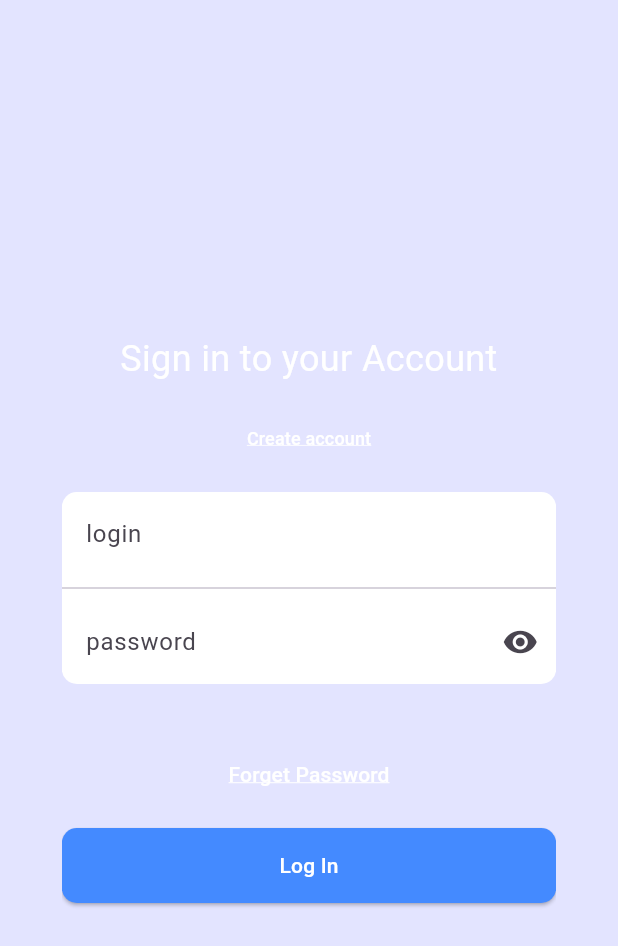
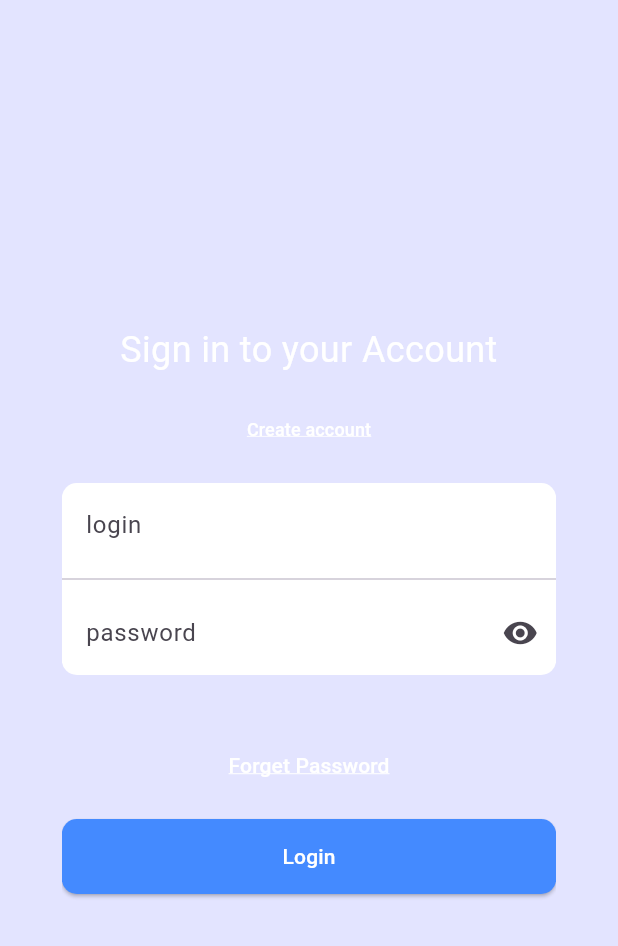
Before and after one commit to RbhbkK22/superAppFrontFL, a Flutter app: the screen it shows after launch, on a phone screen of 412 x 824 dp. Shown: the top 946 px of the screen. Run offline on Flutter 3.47's test engine with Material 3 defaults, Android fonts, the phone set to English and light mode, and no system bars; our stand-ins replace bloc, flutter_bloc, go_router, rxdart.

Commit message:
login-logic

```diff
--- /dev/null
+++ b/lib/core/repositoryes/auth_repo.dart
@@ -0,0 +1,15 @@
+import 'package:supper_app/core/models/user.dart';
+abstract class AuthRepo {
+
+  Future<User> login({required String login, required String password});
+}
+
+class AuthRepoImpl implements AuthRepo {
+
+  @override
+  Future<User> login({required String login, required String password}) async {
+    await Future.delayed(Duration(seconds: 2));
+    return User(id: '12', name: 'name', token: 'token');
+  }
+
+}
--- a/lib/core/routers.dart
+++ b/lib/core/routers.dart
@@ -1,5 +1,6 @@
 import 'package:go_router/go_router.dart';
 import 'package:supper_app/features/login/screens/login_screen.dart';
+import 'package:supper_app/features/summary/screens/summary.dart';
 import 'package:supper_app/layouts/login_layout.dart';
 
 GoRouter router = GoRouter(
@@ -12,14 +13,22 @@ GoRouter router = GoRouter(
   },
   routes: [
     ShellRoute(
-      builder: (context, state, child){
+      builder: (context, state, child) {
         return LoginLayout(child: child);
       },
-        routes: [
-      GoRoute(path: '/login',builder: (context, state){
-        return LoginScreen();
-      }
-      )
-    ])
+      routes: [
+        GoRoute(
+          path: '/login',
+          builder: (context, state) {
+            return LoginScreen();
+          },
+        ),
+      ],
+    ),
+    GoRoute(path: '/main',
+        builder: (context, state) {
+          return Summary();
+        }
+    )
   ],
 );
--- a/lib/features/login/bloc/auth_bloc.dart
+++ b/lib/features/login/bloc/auth_bloc.dart
@@ -1,10 +1,31 @@
+import 'dart:async';
+
 import 'package:supper_app/core/models/user.dart';
 import 'package:bloc/bloc.dart';
+import 'package:supper_app/core/repositoryes/auth_repo.dart';
 
 part 'auth_states.dart';
+
 part 'auth_event.dart';
 
-class AuthBloc extends Bloc<AuthEvent, AuthState>{
-  AuthBloc() : super(AuthInitial());
+class AuthBloc extends Bloc<AuthEvent, AuthState> {
+  final AuthRepo _authRepo;
 
+  AuthBloc(this._authRepo) : super(AuthInitial()) {
+    on<AuthLogIn>(_onAuthLogIn);
+  }
+
+  FutureOr<void> _onAuthLogIn(AuthLogIn event, Emitter<AuthState> emit) async {
+    emit(AuthInitial());
+    try {
+      emit(AuthLoading());
+      final user = await _authRepo.login(
+        login: event.email,
+        password: event.password,
+      );
+      emit(AuthSuccess(user));
+    } catch (error) {
+      emit(AuthFailure(error.toString()));
+    }
+  }
 }
--- a/lib/features/login/screens/login_screen.dart
+++ b/lib/features/login/screens/login_screen.dart
@@ -1,11 +1,23 @@
 import 'package:flutter/material.dart';
+import 'package:go_router/go_router.dart';
+import 'package:rxdart/rxdart.dart';
+import 'package:supper_app/core/mixins/un_subscriber.dart';
 import 'package:supper_app/core/themes.dart';
+import 'package:supper_app/features/login/bloc/auth_bloc.dart';
+import 'package:supper_app/widgets/ui_elements/login_button.dart';
 import 'package:supper_app/widgets/ui_elements/ui_input.dart';
 import 'package:supper_app/widgets/ui_elements/ui_secret_input.dart';
+import 'package:flutter_bloc/flutter_bloc.dart';
 
-class LoginScreen extends StatelessWidget {
+class LoginScreen extends StatefulWidget {
   const LoginScreen({super.key});
 
+  @override
+  State<LoginScreen> createState() => _LoginScreenState();
+}
+
+class _LoginScreenState extends State<LoginScreen> with UnSubscriber {
+  final BehaviorSubject<bool> loadingCtrl = BehaviorSubject.seeded(false);
   @override
   Widget build(BuildContext context) {
     return Column(
@@ -48,7 +60,7 @@ class LoginScreen extends StatelessWidget {
             ],
           ),
         ),
-        SizedBox(height: 12,),
+        SizedBox(height: 12),
         TextButton(
           onPressed: () {},
           child: Text(
@@ -60,19 +72,31 @@ class LoginScreen extends StatelessWidget {
             ),
           ),
         ),
-        ElevatedButton(
-          onPressed: () {},
-          style: ButtonStyle(
-            minimumSize: WidgetStatePropertyAll(Size(double.infinity, 50)),
-            backgroundColor: WidgetStatePropertyAll(Colors.blueAccent),
-            shape: WidgetStatePropertyAll(
-              RoundedRectangleBorder(
-                borderRadius: BorderRadius.circular(10),
-                side: BorderSide.none,
-              ),
-            ),
-          ),
-          child: const Text('Log In', style: TextStyle(color: Colors.white)),
+        LoginButton(
+          controller: loadingCtrl,
+          text: 'Login',
+          onPressed: () {
+            context.read<AuthBloc>().add(AuthLogIn(email: 'email', password: 'password'));
+          },
+        ),
+        BlocConsumer<AuthBloc, AuthState>(
+          listener: (context, state) {
+            print('!!!!!!!!!');
+            print(state);
+            if (state is AuthLoading) {
+              print('!!!!!!!');
+              loadingCtrl.add(true);
+              return;
+            }
+            if (state is AuthSuccess) {
+              loadingCtrl.add(false);
+              context.go('/main');
+              return;
+            }
+            loadingCtrl.add(false);
+          }, builder: (context, state) {
+            return state is AuthFailure ? Text('data') : SizedBox();
+        },
         ),
       ],
     );
--- a/lib/main.dart
+++ b/lib/main.dart
@@ -1,20 +1,28 @@
 import 'package:flutter/material.dart';
+import 'package:flutter_bloc/flutter_bloc.dart';
+import 'package:supper_app/core/repositoryes/auth_repo.dart';
 import 'package:supper_app/core/routers.dart';
 import 'package:supper_app/core/themes.dart';
+import 'package:supper_app/features/login/bloc/auth_bloc.dart';
 
 void main() {
   CustomThemeManager.initialize();
-  runApp(const MainApp());
+  runApp(MainApp());
 }
 
 class MainApp extends StatelessWidget {
-  const MainApp({super.key});
+  MainApp({super.key});
+
+  AuthRepo authRepo = AuthRepoImpl();
 
   @override
   Widget build(BuildContext context) {
-    return MaterialApp.router(
-      debugShowCheckedModeBanner: false,
-      routerConfig: router,
+    return MultiBlocProvider(
+      providers: [BlocProvider(create: (context) => AuthBloc(authRepo))],
+      child: MaterialApp.router(
+        debugShowCheckedModeBanner: false,
+        routerConfig: router,
+      ),
     );
   }
 }
--- /dev/null
+++ b/lib/widgets/ui_elements/login_button.dart
@@ -0,0 +1,47 @@
+import 'package:flutter/material.dart';
+import 'package:rxdart/rxdart.dart';
+import 'package:supper_app/core/mixins/un_subscriber.dart';
+
+class LoginButton extends StatefulWidget {
+  final BehaviorSubject<bool> controller;
+  final String text;
+  final VoidCallback onPressed;
+
+  const LoginButton({super.key, required this.controller, required this.text, required this.onPressed});
+
+  @override
+  State<LoginButton> createState() => _LoginButtonState();
+}
+
+class _LoginButtonState extends State<LoginButton> with UnSubscriber {
+  bool isLoad = false;
+
+  @override
+  void initState() {
+    super.initState();
+    addSubs = widget.controller.listen((event) {
+      setState(() {
+        isLoad = event;
+      });
+    });
+  }
+
+  @override
+  Widget build(BuildContext context) {
+    return ElevatedButton(
+      onPressed: widget.onPressed,
+      style: ButtonStyle(
+        minimumSize: WidgetStatePropertyAll(Size(double.infinity, 50)),
+        backgroundColor: WidgetStatePropertyAll(Colors.blueAccent),
+        shape: WidgetStatePropertyAll(
+          RoundedRectangleBorder(
+            borderRadius: BorderRadius.circular(10),
+            side: BorderSide.none,
+          ),
+        ),
+      ),
+      child: isLoad == true ? CircularProgressIndicator(color: Colors.white,) : Text(widget.text, style: TextStyle(color: Colors.white))
+
+    );
+  }
+}
```
